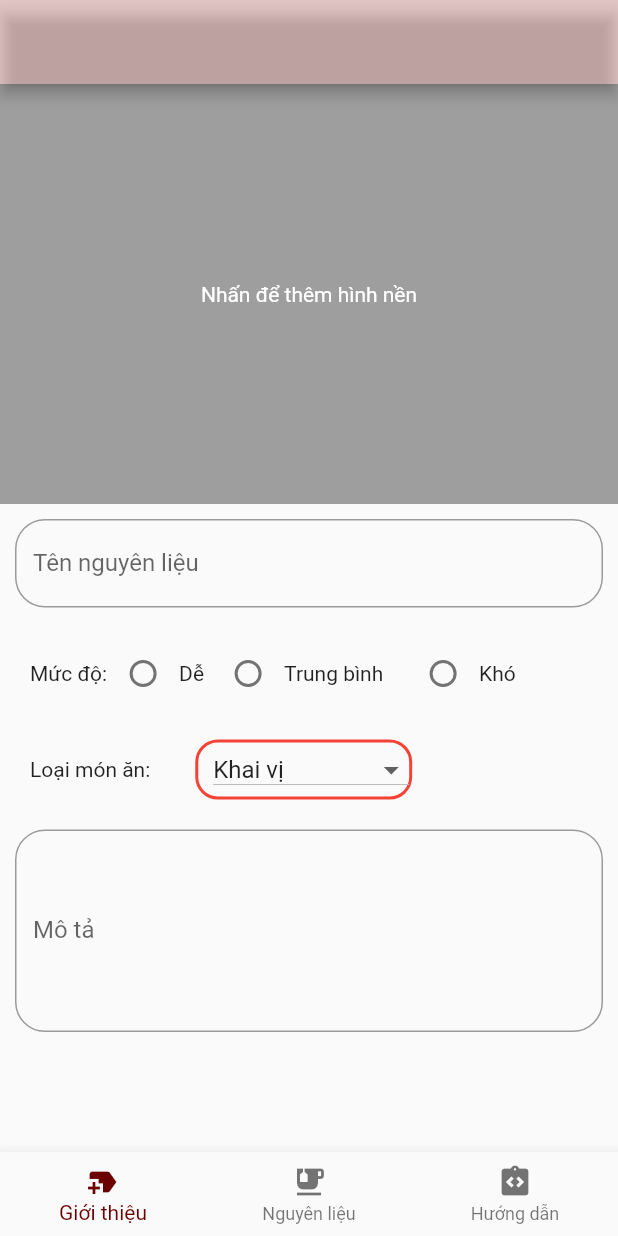
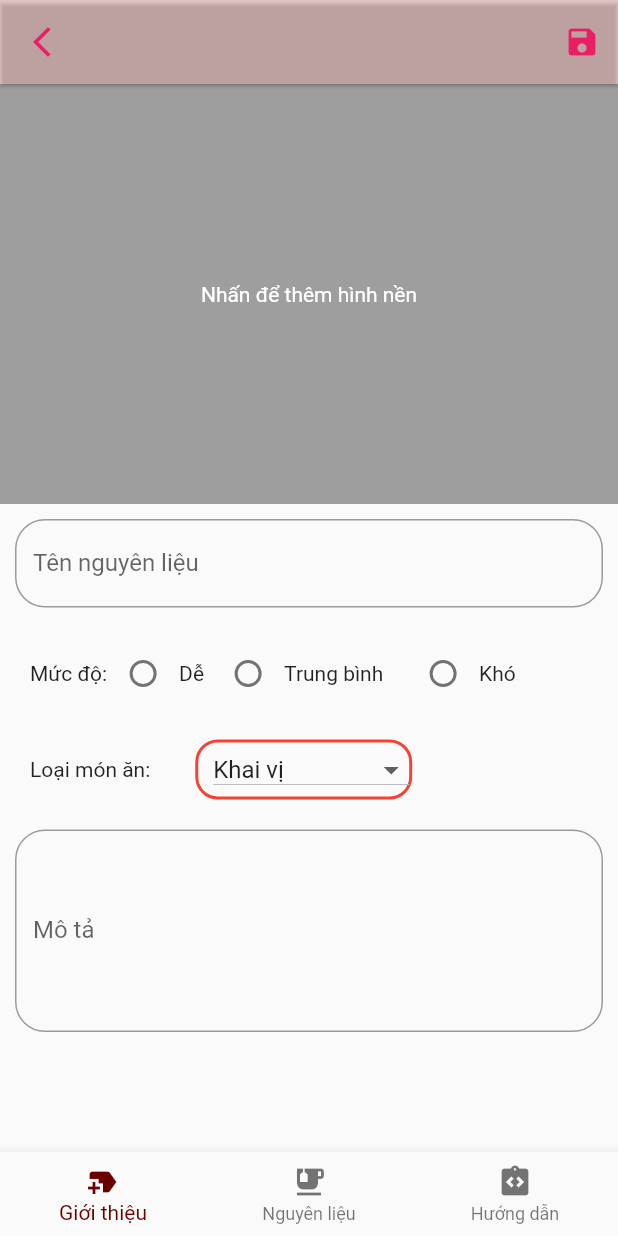
Before and after one commit to PantheraXpoint/Recipe-Forum-App, a Flutter app: the PostRecipeScreen screen opened directly, on a phone screen of 412 x 824 dp. Run offline on Flutter 3.47's test engine with Material 2 defaults, Android fonts, the phone set to English and light mode, and no system bars; our stand-ins replace image_picker, smooth_star_rating; accounts and stored records are empty; network calls fail.

Commit message:
add button

```diff
--- a/flutter_application_1/lib/main.dart
+++ b/flutter_application_1/lib/main.dart
@@ -14,6 +14,6 @@ class MyApp extends StatelessWidget {
   // This widget is the root of your application.
   @override
   Widget build(BuildContext context) {
-    return MaterialApp(title: 'Flutter Demo', home: PostRecipeScreen());
+    return MaterialApp(title: 'Flutter Demo', home: LoginScreen());
   }
 }
--- a/flutter_application_1/lib/screens/post_recipe_screen.dart
+++ b/flutter_application_1/lib/screens/post_recipe_screen.dart
@@ -43,6 +43,25 @@ class _PostRecipeScreenState extends State<PostRecipeScreen> {
     return Scaffold(
         appBar: AppBar(
           backgroundColor: kPrimaryColor,
+          elevation: 1,
+          leading: IconButton(
+            icon: Icon(
+              Icons.arrow_back_ios_new,
+              color: Colors.pink,
+            ),
+            onPressed: () {
+              Navigator.pop(context);
+            },
+          ),
+          actions: [
+            IconButton(
+              icon: Icon(
+                Icons.save,
+                color: Colors.pink,
+              ),
+              onPressed: () {},
+            ),
+          ],
         ),
         resizeToAvoidBottomInset: false,
         body: PageView(
@@ -155,8 +174,16 @@ class _IntroductionState extends State<Introduction> {
   @override
   Widget build(BuildContext context) {
     return Scaffold(
-      resizeToAvoidBottomInset: false,
-      body: Column(
+        body: SingleChildScrollView(
+      reverse: true,
+      child: GestureDetector(
+        onTap: () {
+          FocusScopeNode currentFocus = FocusScope.of(context);
+          if (!currentFocus.hasPrimaryFocus) {
+            currentFocus.unfocus();
+          }
+        },
+        child: Column(
           children: [
             SizedBox(
               width: double.infinity,
@@ -288,7 +315,8 @@ class _IntroductionState extends State<Introduction> {
                 ))
           ],
         ),
-    );
+      ),
+    ));
   }
 }
 
```
Also changed, not shown: flutter_application_1/lib/screens/myprofile_screen.dart (+9 -0 lines). Lines whose indentation alone changed are shown as unchanged.
